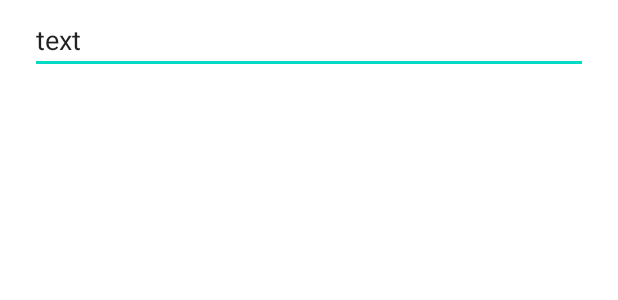
After one commit to aribhs8/DocCam, an Android app: the layout edit_recording_dialog.xml on its own in the app's theme, with its tools: preview values and no code run, on a phone screen of 412 x 824 dp. The commit adds this screen. Shown: the top 300 px of the screen. Run offline under Robolectric (Android 15) with nearby library versions, the phone set to English and light mode, and no system bars.

Commit message:
DC-31: Edit btn hidden, dialog added

```diff
--- /dev/null
+++ b/app/src/main/res/layout/edit_recording_dialog.xml
@@ -0,0 +1,20 @@
+<?xml version="1.0" encoding="utf-8"?>
+<androidx.constraintlayout.widget.ConstraintLayout
+    xmlns:android="http://schemas.android.com/apk/res/android"
+    xmlns:app="http://schemas.android.com/apk/res-auto"
+    xmlns:tools="http://schemas.android.com/tools"
+    android:layout_width="match_parent"
+    android:layout_height="match_parent">
+
+    <EditText
+        android:id="@+id/recording_name"
+        android:layout_width="match_parent"
+        android:layout_height="wrap_content"
+        android:layout_marginTop="4dp"
+        android:text="text"
+        app:layout_constraintEnd_toEndOf="parent"
+        app:layout_constraintStart_toStartOf="parent"
+        app:layout_constraintTop_toTopOf="parent"
+        android:layout_marginHorizontal="20dp"/>
+
+</androidx.constraintlayout.widget.ConstraintLayout>
```
Also changed, not shown: app/src/main/java/com/hucorp/android/doccam/fragments/EditDialogFragment.java (added, +75 -0 lines), app/src/main/java/com/hucorp/android/doccam/fragments/RecordingListFragment.java (+19 -1 lines).
